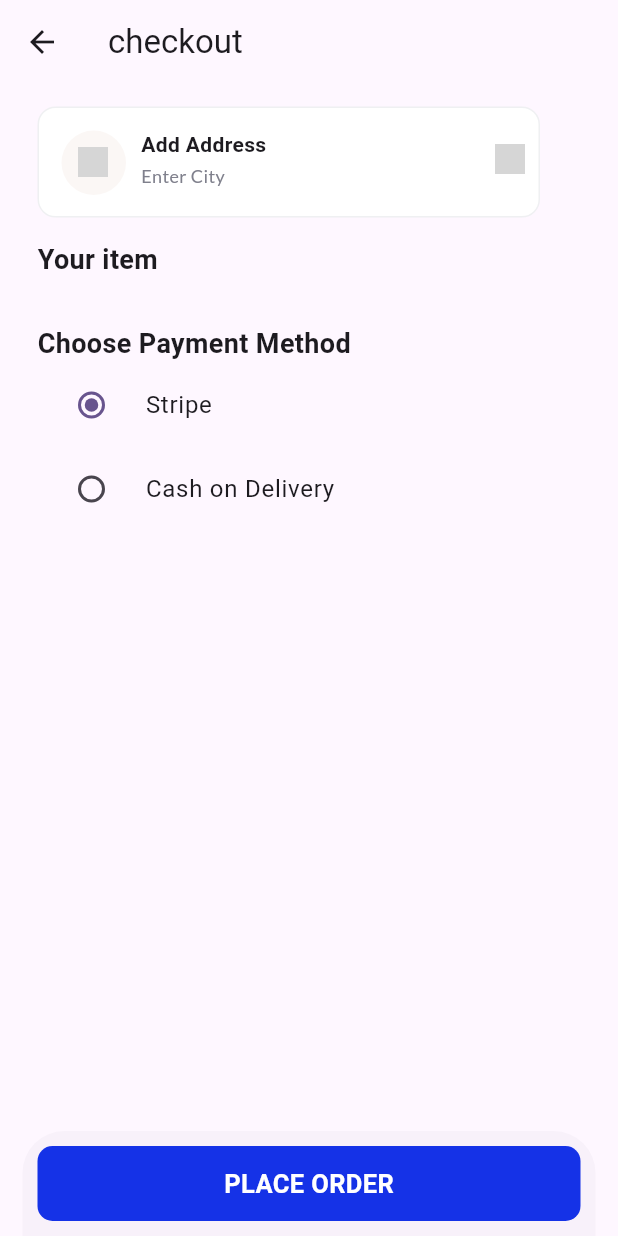
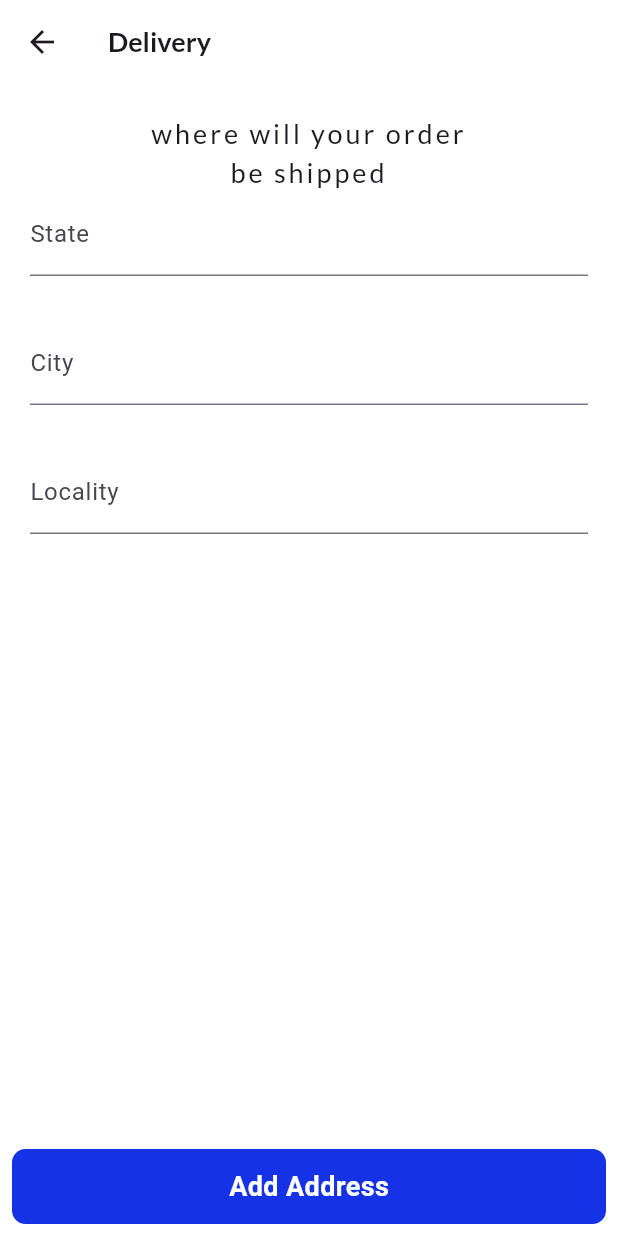
Before and after one commit to Macaulayfamous/mac-store-app-half-code, a Flutter app: the checkoutScreen screen opened directly, after a tap on "Add Address", on a phone screen of 412 x 824 dp. Run offline on Flutter 3.47's test engine with Material 3 defaults, Android fonts, the phone set to English and light mode, and no system bars; our stand-ins replace badges, cached_network_image, cloud_firestore, firebase_auth, firebase_core, flutter_riverpod and 2 more; accounts and stored records are empty; network calls fail; grey boxes are pictures that could not be loaded.

Commit message:
added shipping screen

```diff
--- a/lib/views/screens/inner_screens/checkout_screen.dart
+++ b/lib/views/screens/inner_screens/checkout_screen.dart
@@ -1,10 +1,10 @@
 import 'package:cloud_firestore/cloud_firestore.dart';
 import 'package:firebase_auth/firebase_auth.dart';
 import 'package:flutter/material.dart';
-import 'package:flutter/widgets.dart';
 import 'package:flutter_riverpod/flutter_riverpod.dart';
 import 'package:google_fonts/google_fonts.dart';
 import 'package:mac_store_app/provider/cart_provider.dart';
+import 'package:mac_store_app/views/screens/inner_screens/shipping_address_screen.dart';
 import 'package:mac_store_app/views/screens/main_screen.dart';
 import 'package:uuid/uuid.dart';
 
@@ -39,7 +39,11 @@ class _checkoutScreenState extends ConsumerState<checkoutScreen> {
             crossAxisAlignment: CrossAxisAlignment.start,
             children: [
               InkWell(
-                onTap: () {},
+                onTap: () {
+                  Navigator.push(context, MaterialPageRoute(builder: (context) {
+                    return  const ShippingAddressScreen();
+                  }));
+                },
                 child: SizedBox(
                   width: 335,
                   height: 74,
--- /dev/null
+++ b/lib/views/screens/inner_screens/shipping_address_screen.dart
@@ -0,0 +1,128 @@
+import 'package:flutter/material.dart';
+import 'package:google_fonts/google_fonts.dart';
+
+class ShippingAddressScreen extends StatefulWidget {
+  const ShippingAddressScreen({super.key});
+
+  @override
+  State<ShippingAddressScreen> createState() => _ShippingAddressScreenState();
+}
+
+class _ShippingAddressScreenState extends State<ShippingAddressScreen> {
+  final GlobalKey<FormState> _formKey = GlobalKey<FormState>();
+  @override
+  Widget build(BuildContext context) {
+    return Scaffold(
+      backgroundColor: Colors.white.withOpacity(
+        0.96,
+      ),
+      appBar: AppBar(
+        elevation: 0,
+        backgroundColor: Colors.white.withOpacity(
+          0.96,
+        ),
+        title: Text(
+          'Delivery',
+          style: GoogleFonts.lato(
+            fontSize: 18,
+            fontWeight: FontWeight.w600,
+          ),
+        ),
+      ),
+      body: Padding(
+        padding: const EdgeInsets.symmetric(vertical: 20, horizontal: 20),
+        child: Center(
+          child: Form(
+            key: _formKey,
+            child: Column(
+              children: [
+                Text(
+                  'where will your order\nbe shipped ',
+                  textAlign: TextAlign.center,
+                  style: GoogleFonts.lato(
+                    fontSize: 18,
+                    letterSpacing: 2,
+                  ),
+                ),
+                TextFormField(
+                  validator: (value) {
+                    if (value!.isEmpty) {
+                      return 'enter filed';
+                    } else {
+                      return null;
+                    }
+                  },
+                  decoration: const InputDecoration(
+                    labelText: 'State',
+                  ),
+                ),
+                const SizedBox(
+                  height: 30,
+                ),
+                TextFormField(
+                  validator: (value) {
+                    if (value!.isEmpty) {
+                      return 'enter filed';
+                    } else {
+                      return null;
+                    }
+                  },
+                  decoration: const InputDecoration(
+                    labelText: 'City',
+                  ),
+                ),
+                const SizedBox(
+                  height: 30,
+                ),
+                TextFormField(
+                  validator: (value) {
+                    if (value!.isEmpty) {
+                      return 'enter filed';
+                    } else {
+                      return null;
+                    }
+                  },
+                  decoration: const InputDecoration(
+                    labelText: 'Locality',
+                  ),
+                ),
+              ],
+            ),
+          ),
+        ),
+      ),
+      bottomNavigationBar: Padding(
+        padding: const EdgeInsets.all(8.0),
+        child: InkWell(
+          onTap: () {
+            if (_formKey.currentState!.validate()) {
+              //update the user locality, city, state , pinCode
+            } else {
+              //we can show a snackbar
+            }
+          },
+          child: Container(
+            width: MediaQuery.of(context).size.width,
+            height: 50,
+            decoration: BoxDecoration(
+              color: const Color(
+                0xFF1532E7,
+              ),
+              borderRadius: BorderRadius.circular(9),
+            ),
+            child: const Center(
+              child: Text(
+                'Add Address',
+                style: TextStyle(
+                  color: Colors.white,
+                  fontSize: 18,
+                  fontWeight: FontWeight.bold,
+                ),
+              ),
+            ),
+          ),
+        ),
+      ),
+    );
+  }
+}
```
